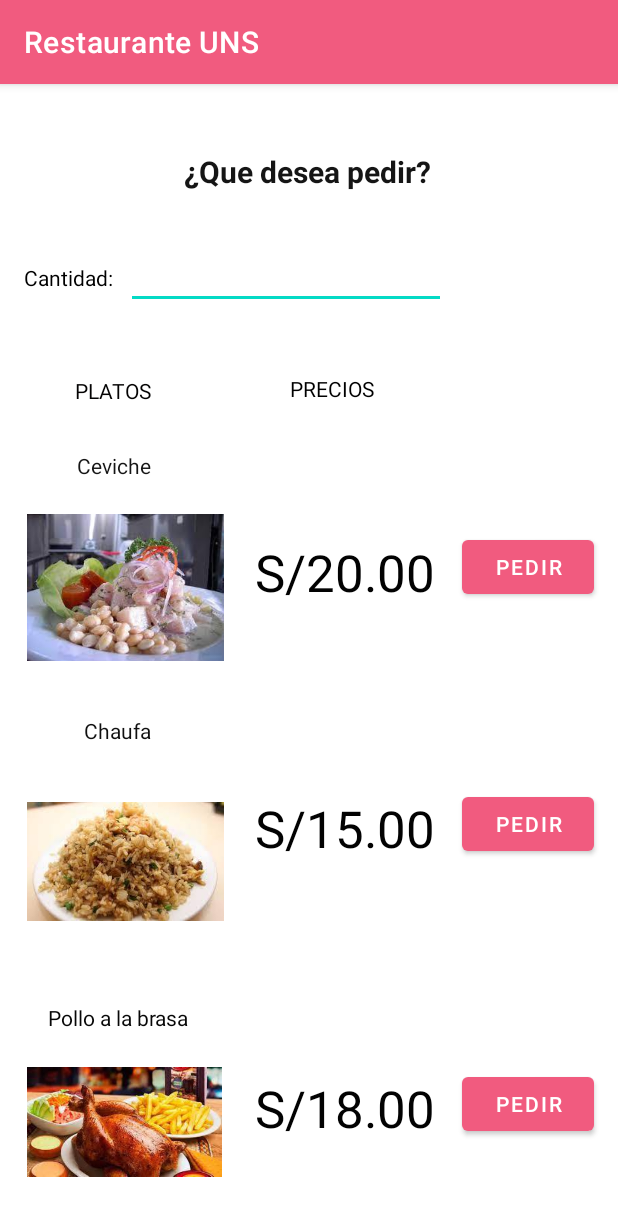
After one commit to desk89/Restaurante_UNS, an Android app: the ComidaActivity screen opened directly, with no data from a screen before it, on a phone screen of 412 x 824 dp. The commit adds this screen. Shown: the top 1216 px of the screen. Run offline under Robolectric (Android 15) with nearby library versions, the phone set to English and light mode, and no system bars.

Commit message:
interfaz de comidas

```diff
--- a/app/src/main/AndroidManifest.xml
+++ b/app/src/main/AndroidManifest.xml
@@ -9,9 +9,9 @@
         android:roundIcon="@mipmap/ic_launcher_round"
         android:supportsRtl="true"
         android:theme="@style/Theme.RestauranteUNS">
-        <activity android:name=".RegistrarseActivity"></activity>
+        <activity android:name=".ComidaActivity"></activity>
+        <activity android:name=".RegistrarseActivity" />
         <activity android:name=".PrincipalCliente" />
-        <activity android:name=".Login" />
         <activity android:name=".MainActivity">
             <intent-filter>
                 <action android:name="android.intent.action.MAIN" />
--- /dev/null
+++ b/app/src/main/java/com/example/restauranteuns/ComidaActivity.kt
@@ -0,0 +1,14 @@
+package com.example.restauranteuns
+
+import androidx.appcompat.app.AppCompatActivity
+import android.os.Bundle
+
+class ComidaActivity : AppCompatActivity() {
+    override fun onCreate(savedInstanceState: Bundle?) {
+        super.onCreate(savedInstanceState)
+        setContentView(R.layout.activity_comida)
+
+
+
+    }
+}
--- a/app/src/main/java/com/example/restauranteuns/MainActivity.kt
+++ b/app/src/main/java/com/example/restauranteuns/MainActivity.kt
@@ -22,6 +22,8 @@ class MainActivity : AppCompatActivity() {
         //Boton logear
         botonLogin.setOnClickListener{
             //Busca el email y si existe -> me deja entrar al principal
+
+
             db.collection("usuarios").document(editEmailLog.text.toString()).get().addOnSuccessListener {
                 startActivity(Intent(this,PrincipalCliente::class.java).putExtra(
                     "emailLogin",editEmailLog.text.toString()
--- /dev/null
+++ b/app/src/main/res/layout/activity_comida.xml
@@ -0,0 +1,231 @@
+<?xml version="1.0" encoding="utf-8"?>
+<androidx.constraintlayout.widget.ConstraintLayout xmlns:android="http://schemas.android.com/apk/res/android"
+    xmlns:app="http://schemas.android.com/apk/res-auto"
+    xmlns:tools="http://schemas.android.com/tools"
+    app:cardElevation="8dp"
+    app:cardCornerRadius="12dp"
+    android:layout_width="match_parent"
+    android:layout_height="match_parent"
+    tools:context=".ComidaActivity">
+
+    <TextView
+        android:id="@+id/textView5"
+        android:layout_width="wrap_content"
+        android:layout_height="wrap_content"
+        android:text="¿Que desea pedir?"
+        android:textColor="#151515"
+        android:textSize="20sp"
+        android:textStyle="bold"
+        app:layout_constraintBottom_toBottomOf="parent"
+        app:layout_constraintEnd_toEndOf="parent"
+        app:layout_constraintHorizontal_bias="0.497"
+        app:layout_constraintStart_toStartOf="parent"
+        app:layout_constraintTop_toTopOf="parent"
+        app:layout_constraintVertical_bias="0.06" />
+
+    <TextView
+        android:id="@+id/textView8"
+        android:layout_width="wrap_content"
+        android:layout_height="wrap_content"
+        android:text="Cantidad:"
+        android:textColor="#000000"
+        app:layout_constraintBottom_toBottomOf="parent"
+        app:layout_constraintEnd_toEndOf="parent"
+        app:layout_constraintHorizontal_bias="0.045"
+        app:layout_constraintStart_toStartOf="parent"
+        app:layout_constraintTop_toTopOf="parent"
+        app:layout_constraintVertical_bias="0.159" />
+
+    <EditText
+        android:id="@+id/editCantidadComidad"
+        android:layout_width="wrap_content"
+        android:layout_height="wrap_content"
+        android:ems="10"
+        android:inputType="textPersonName"
+        app:layout_constraintBottom_toBottomOf="parent"
+        app:layout_constraintEnd_toEndOf="parent"
+        app:layout_constraintHorizontal_bias="0.422"
+        app:layout_constraintStart_toStartOf="parent"
+        app:layout_constraintTop_toTopOf="parent"
+        app:layout_constraintVertical_bias="0.145" />
+
+    <ImageView
+        android:id="@+id/imageView5"
+        android:layout_width="131dp"
+        android:layout_height="110dp"
+        app:layout_constraintBottom_toBottomOf="parent"
+        app:layout_constraintEnd_toEndOf="parent"
+        app:layout_constraintHorizontal_bias="0.064"
+        app:layout_constraintStart_toStartOf="parent"
+        app:layout_constraintTop_toTopOf="parent"
+        app:layout_constraintVertical_bias="0.427"
+        app:srcCompat="@drawable/ceviche" />
+
+    <ImageView
+        android:id="@+id/imageView6"
+        android:layout_width="131dp"
+        android:layout_height="107dp"
+        app:layout_constraintBottom_toBottomOf="parent"
+        app:layout_constraintEnd_toEndOf="parent"
+        app:layout_constraintHorizontal_bias="0.064"
+        app:layout_constraintStart_toStartOf="parent"
+        app:layout_constraintTop_toTopOf="parent"
+        app:layout_constraintVertical_bias="0.703"
+        app:srcCompat="@drawable/chaufa" />
+
+    <ImageView
+        android:id="@+id/imageView7"
+        android:layout_width="130dp"
+        android:layout_height="108dp"
+        app:layout_constraintBottom_toBottomOf="parent"
+        app:layout_constraintEnd_toEndOf="parent"
+        app:layout_constraintHorizontal_bias="0.064"
+        app:layout_constraintStart_toStartOf="parent"
+        app:layout_constraintTop_toTopOf="parent"
+        app:layout_constraintVertical_bias="0.967"
+        app:srcCompat="@drawable/pollo" />
+
+    <TextView
+        android:id="@+id/textView9"
+        android:layout_width="wrap_content"
+        android:layout_height="wrap_content"
+        android:text="PLATOS"
+        android:textColor="#040303"
+        app:layout_constraintBottom_toBottomOf="parent"
+        app:layout_constraintEnd_toEndOf="parent"
+        app:layout_constraintHorizontal_bias="0.138"
+        app:layout_constraintStart_toStartOf="parent"
+        app:layout_constraintTop_toTopOf="parent"
+        app:layout_constraintVertical_bias="0.26" />
+
+    <TextView
+        android:id="@+id/textView10"
+        android:layout_width="wrap_content"
+        android:layout_height="wrap_content"
+        android:text="PRECIOS"
+        android:textColor="#000000"
+        app:layout_constraintBottom_toBottomOf="parent"
+        app:layout_constraintEnd_toEndOf="parent"
+        app:layout_constraintHorizontal_bias="0.543"
+        app:layout_constraintStart_toStartOf="parent"
+        app:layout_constraintTop_toTopOf="parent"
+        app:layout_constraintVertical_bias="0.258" />
+
+    <TextView
+        android:id="@+id/textView11"
+        android:layout_width="wrap_content"
+        android:layout_height="wrap_content"
+        android:text="Ceviche"
+        android:textColor="#151515"
+        app:layout_constraintBottom_toBottomOf="parent"
+        app:layout_constraintEnd_toEndOf="parent"
+        app:layout_constraintHorizontal_bias="0.141"
+        app:layout_constraintStart_toStartOf="parent"
+        app:layout_constraintTop_toTopOf="parent"
+        app:layout_constraintVertical_bias="0.327" />
+
+    <TextView
+        android:id="@+id/textView12"
+        android:layout_width="wrap_content"
+        android:layout_height="wrap_content"
+        android:text="Chaufa"
+        android:textColor="#101010"
+        app:layout_constraintBottom_toBottomOf="parent"
+        app:layout_constraintEnd_toEndOf="parent"
+        app:layout_constraintHorizontal_bias="0.153"
+        app:layout_constraintStart_toStartOf="parent"
+        app:layout_constraintTop_toTopOf="parent"
+        app:layout_constraintVertical_bias="0.563" />
+
+    <TextView
+        android:id="@+id/textView13"
+        android:layout_width="wrap_content"
+        android:layout_height="wrap_content"
+        android:text="Pollo a la brasa"
+        android:textColor="#070707"
+        app:layout_constraintBottom_toBottomOf="parent"
+        app:layout_constraintEnd_toEndOf="parent"
+        app:layout_constraintHorizontal_bias="0.101"
+        app:layout_constraintStart_toStartOf="parent"
+        app:layout_constraintTop_toTopOf="parent"
+        app:layout_constraintVertical_bias="0.818" />
+
+    <TextView
+        android:id="@+id/textView14"
+        android:layout_width="wrap_content"
+        android:layout_height="wrap_content"
+        android:text="S/20.00"
+        android:textColor="#020202"
+        android:textSize="34sp"
+        app:layout_constraintBottom_toBottomOf="parent"
+        app:layout_constraintEnd_toEndOf="parent"
+        app:layout_constraintHorizontal_bias="0.582"
+        app:layout_constraintStart_toStartOf="parent"
+        app:layout_constraintTop_toTopOf="parent"
+        app:layout_constraintVertical_bias="0.419" />
+
+    <TextView
+        android:id="@+id/textView15"
+        android:layout_width="wrap_content"
+        android:layout_height="wrap_content"
+        android:text="S/15.00"
+        android:textColor="#020202"
+        android:textSize="34sp"
+        app:layout_constraintBottom_toBottomOf="parent"
+        app:layout_constraintEnd_toEndOf="parent"
+        app:layout_constraintHorizontal_bias="0.582"
+        app:layout_constraintStart_toStartOf="parent"
+        app:layout_constraintTop_toTopOf="parent"
+        app:layout_constraintVertical_bias="0.655" />
+
+    <TextView
+        android:id="@+id/textView16"
+        android:layout_width="wrap_content"
+        android:layout_height="wrap_content"
+        android:text="S/18.00"
+        android:textColor="#020202"
+        android:textSize="34sp"
+        app:layout_constraintBottom_toBottomOf="parent"
+        app:layout_constraintEnd_toEndOf="parent"
+        app:layout_constraintHorizontal_bias="0.582"
+        app:layout_constraintStart_toStartOf="parent"
+        app:layout_constraintTop_toTopOf="parent"
+        app:layout_constraintVertical_bias="0.913" />
+
+    <Button
+        android:id="@+id/botonPollo"
+        android:layout_width="wrap_content"
+        android:layout_height="wrap_content"
+        android:text="Pedir"
+        app:layout_constraintBottom_toBottomOf="parent"
+        app:layout_constraintEnd_toEndOf="parent"
+        app:layout_constraintHorizontal_bias="0.95"
+        app:layout_constraintStart_toStartOf="parent"
+        app:layout_constraintTop_toTopOf="parent"
+        app:layout_constraintVertical_bias="0.911" />
+
+    <Button
+        android:id="@+id/botonChaufa"
+        android:layout_width="wrap_content"
+        android:layout_height="wrap_content"
+        android:text="Pedir"
+        app:layout_constraintBottom_toBottomOf="parent"
+        app:layout_constraintEnd_toEndOf="parent"
+        app:layout_constraintHorizontal_bias="0.95"
+        app:layout_constraintStart_toStartOf="parent"
+        app:layout_constraintTop_toTopOf="parent"
+        app:layout_constraintVertical_bias="0.652" />
+
+    <Button
+        android:id="@+id/botonCeviche"
+        android:layout_width="wrap_content"
+        android:layout_height="wrap_content"
+        android:text="Pedir"
+        app:layout_constraintBottom_toBottomOf="parent"
+        app:layout_constraintEnd_toEndOf="parent"
+        app:layout_constraintHorizontal_bias="0.95"
+        app:layout_constraintStart_toStartOf="parent"
+        app:layout_constraintTop_toTopOf="parent"
+        app:layout_constraintVertical_bias="0.414" />
+
+</androidx.constraintlayout.widget.ConstraintLayout>
```
Also changed, not shown: app/src/main/res/drawable/ceviche.jpeg (added), app/src/main/res/drawable/chaufa.jpeg (added), app/src/main/res/drawable/lomo_saltado.jpeg (added), app/src/main/res/drawable/pollo.jpeg (added).
